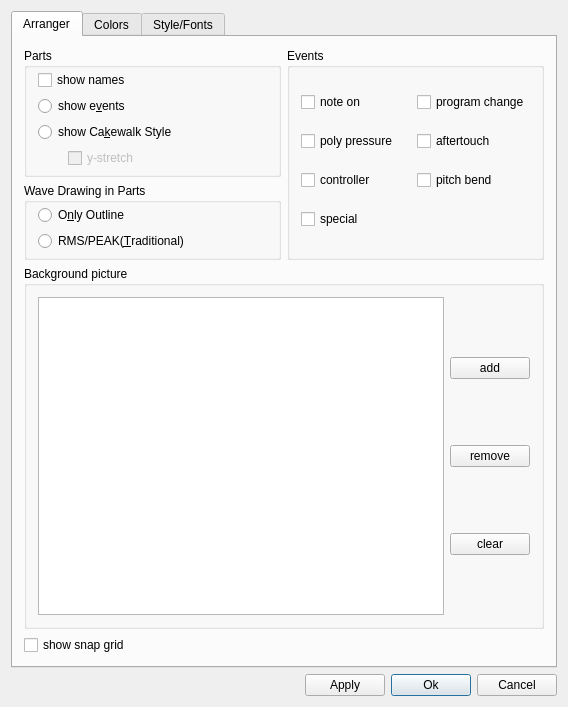
Before: the Qt Designer form muse3/muse/components/appearancebase.ui in emrum/muse, drawn with Qt 5.
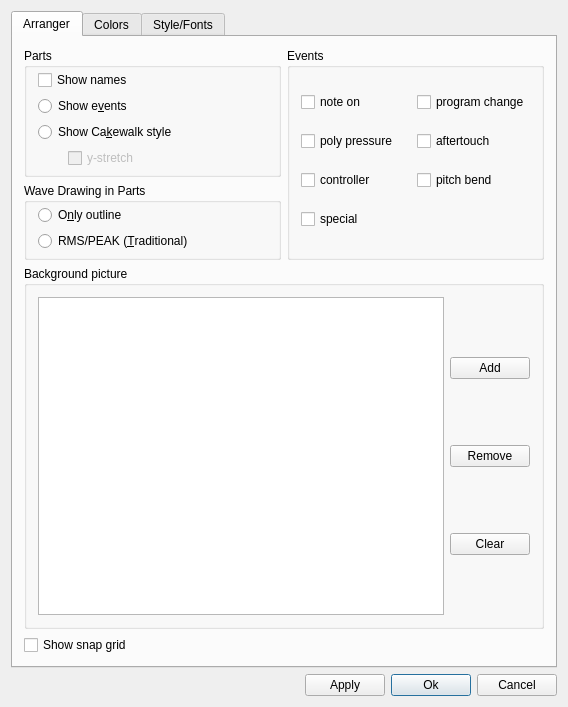
After: the same form once the commit is applied. Custom widgets are drawn as their Qt base class.

What changed in the file:
```diff
--- a/muse3/muse/components/appearancebase.ui
+++ b/muse3/muse/components/appearancebase.ui
@@ -54,21 +54,21 @@
           <item>
            <widget class="QCheckBox" name="partShownames">
             <property name="text">
-             <string>show names</string>
+             <string>Show names</string>
             </property>
            </widget>
           </item>
           <item>
            <widget class="QRadioButton" name="partShowevents">
             <property name="text">
-             <string>show e&amp;vents</string>
+             <string>Show e&amp;vents</string>
             </property>
            </widget>
           </item>
           <item>
            <widget class="QRadioButton" name="partShowCakes">
             <property name="text">
-             <string>show Ca&amp;kewalk Style</string>
+             <string>Show Ca&amp;kewalk style</string>
             </property>
            </widget>
           </item>
@@ -196,14 +196,14 @@
           <item row="0" column="0">
            <widget class="QRadioButton" name="radioButtonDrawOutline">
             <property name="text">
-             <string>O&amp;nly Outline</string>
+             <string>O&amp;nly outline</string>
             </property>
            </widget>
           </item>
           <item row="1" column="0">
            <widget class="QRadioButton" name="radioButtonDrawRmsPeak">
             <property name="text">
-             <string>RMS/PEAK(&amp;Traditional)</string>
+             <string>RMS/PEAK (&amp;Traditional)</string>
             </property>
            </widget>
           </item>
@@ -244,21 +244,21 @@
             <item>
              <widget class="QPushButton" name="addBgButton">
               <property name="text">
-               <string>add</string>
+               <string>Add</string>
               </property>
              </widget>
             </item>
             <item>
              <widget class="QPushButton" name="removeBgButton">
               <property name="text">
-               <string>remove</string>
+               <string>Remove</string>
               </property>
              </widget>
             </item>
             <item>
              <widget class="QPushButton" name="clearBgButton">
               <property name="text">
-               <string>clear</string>
+               <string>Clear</string>
               </property>
              </widget>
             </item>
@@ -270,7 +270,7 @@
        <item row="3" column="0">
         <widget class="QCheckBox" name="arrGrid">
          <property name="text">
-          <string>show snap grid</string>
+          <string>Show snap grid</string>
          </property>
         </widget>
        </item>
```
Left out of the diff: 7 changed lines with no effect on the pictures.
